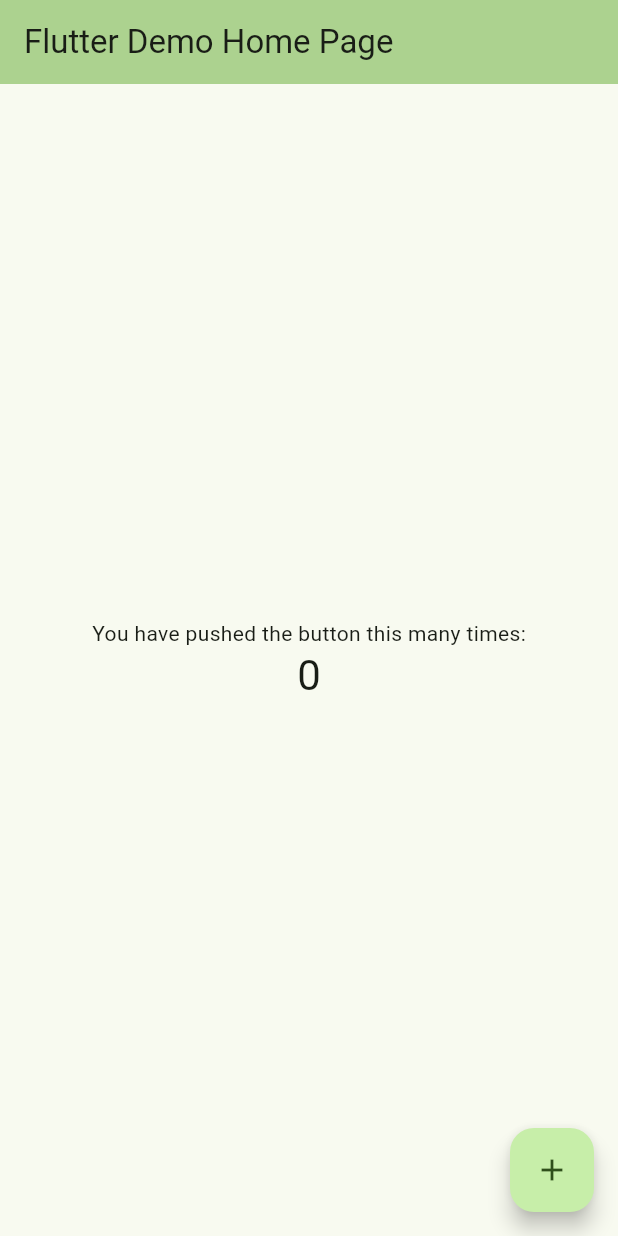
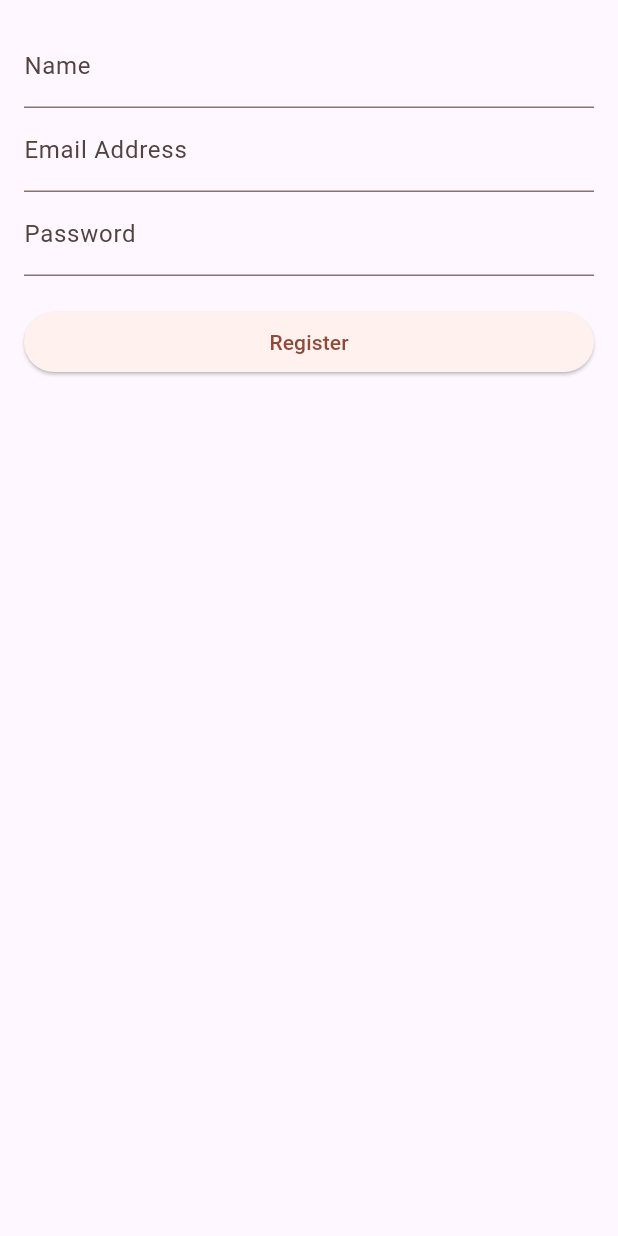
Before and after one commit to MilanFox/Fox-Tales, a Flutter app: the screen it shows after launch, on a phone screen of 412 x 824 dp. Run offline on Flutter 3.47's test engine with Material 3 defaults, Android fonts, the light colour scheme and no system bars; our stand-ins replace firebase_auth, firebase_core, flutter_dotenv; accounts and stored records are empty.

Commit message:
Basic User Registration

```diff
--- a/lib/main.dart
+++ b/lib/main.dart
@@ -2,131 +2,27 @@
 import 'package:firebase_core/firebase_core.dart';
 import 'firebase_options.dart';
 import 'package:flutter_dotenv/flutter_dotenv.dart';
+import 'package:fox_tales/screens/register_screen.dart';
 
 Future main() async {
   WidgetsFlutterBinding.ensureInitialized();
   await dotenv.load();
   await Firebase.initializeApp(options: DefaultFirebaseOptions.currentPlatform);
-  runApp(const MyApp());
+  runApp(const App());
 }
 
-class MyApp extends StatelessWidget {
-  const MyApp({super.key});
+class App extends StatelessWidget {
+  const App({super.key});
 
-  // This widget is the root of your application.
   @override
   Widget build(BuildContext context) {
     return MaterialApp(
-      title: 'Flutter Demo',
-      theme: ThemeData(
-        // This is the theme of your application.
-        //
-        // TRY THIS: Try running your application with "flutter run". You'll see
-        // the application has a blue toolbar. Then, without quitting the app,
-        // try changing the seedColor in the colorScheme below to Colors.green
-        // and then invoke "hot reload" (save your changes or press the "hot
-        // reload" button in a Flutter-supported IDE, or press "r" if you used
-        // the command line to start the app).
-        //
-        // Notice that the counter didn't reset back to zero; the application
-        // state is not lost during the reload. To reset the state, use hot
-        // restart instead.
-        //
-        // This works for code too, not just values: Most code changes can be
-        // tested with just a hot reload.
-        colorScheme:
-            ColorScheme.fromSeed(seedColor: Color.fromARGB(99, 96, 196, 15)),
-        useMaterial3: true,
+      title: 'FoxTales',
+      theme: ThemeData().copyWith(
+        colorScheme: ColorScheme.fromSeed(
+            seedColor: const Color.fromARGB(255, 191, 122, 104)),
       ),
-      home: const MyHomePage(title: 'Flutter Demo Home Page'),
+      home: const Scaffold(body: RegisterScreen()),
     );
   }
 }
-
-class MyHomePage extends StatefulWidget {
-  const MyHomePage({super.key, required this.title});
-
-  // This widget is the home page of your application. It is stateful, meaning
-  // that it has a State object (defined below) that contains fields that affect
-  // how it looks.
-
-  // This class is the configuration for the state. It holds the values (in this
-  // case the title) provided by the parent (in this case the App widget) and
-  // used by the build method of the State. Fields in a Widget subclass are
-  // always marked "final".
-
-  final String title;
-
-  @override
-  State<MyHomePage> createState() => _MyHomePageState();
-}
-
-class _MyHomePageState extends State<MyHomePage> {
-  int _counter = 0;
-
-  void _incrementCounter() {
-    setState(() {
-      // This call to setState tells the Flutter framework that something has
-      // changed in this State, which causes it to rerun the build method below
-      // so that the display can reflect the updated values. If we changed
-      // _counter without calling setState(), then the build method would not be
-      // called again, and so nothing would appear to happen.
-      _counter++;
-    });
-  }
-
-  @override
-  Widget build(BuildContext context) {
-    // This method is rerun every time setState is called, for instance as done
-    // by the _incrementCounter method above.
-    //
-    // The Flutter framework has been optimized to make rerunning build methods
-    // fast, so that you can just rebuild anything that needs updating rather
-    // than having to individually change instances of widgets.
-    return Scaffold(
-      appBar: AppBar(
-        // TRY THIS: Try changing the color here to a specific color (to
-        // Colors.amber, perhaps?) and trigger a hot reload to see the AppBar
-        // change color while the other colors stay the same.
-        backgroundColor: Theme.of(context).colorScheme.inversePrimary,
-        // Here we take the value from the MyHomePage object that was created by
-        // the App.build method, and use it to set our appbar title.
-        title: Text(widget.title),
-      ),
-      body: Center(
-        // Center is a layout widget. It takes a single child and positions it
-        // in the middle of the parent.
-        child: Column(
-          // Column is also a layout widget. It takes a list of children and
-          // arranges them vertically. By default, it sizes itself to fit its
-          // children horizontally, and tries to be as tall as its parent.
-          //
-          // Column has various properties to control how it sizes itself and
-          // how it positions its children. Here we use mainAxisAlignment to
-          // center the children vertically; the main axis here is the vertical
-          // axis because Columns are vertical (the cross axis would be
-          // horizontal).
-          //
-          // TRY THIS: Invoke "debug painting" (choose the "Toggle Debug Paint"
-          // action in the IDE, or press "p" in the console), to see the
-          // wireframe for each widget.
-          mainAxisAlignment: MainAxisAlignment.center,
-          children: <Widget>[
-            const Text(
-              'You have pushed the button this many times:',
-            ),
-            Text(
-              '$_counter',
-              style: Theme.of(context).textTheme.headlineMedium,
-            ),
-          ],
-        ),
-      ),
-      floatingActionButton: FloatingActionButton(
-        onPressed: _incrementCounter,
-        tooltip: 'Increment',
-        child: const Icon(Icons.add),
-      ), // This trailing comma makes auto-formatting nicer for build methods.
-    );
-  }
-}
--- /dev/null
+++ b/lib/screens/register_screen.dart
@@ -0,0 +1,107 @@
+import 'package:flutter/material.dart';
+import 'package:fox_tales/widgets/atoms/button.dart';
+import 'package:firebase_auth/firebase_auth.dart';
+
+final _firebase = FirebaseAuth.instance;
+
+class RegisterScreen extends StatefulWidget {
+  const RegisterScreen({Key? key});
+
+  @override
+  State<RegisterScreen> createState() {
+    return _RegisterScreenState();
+  }
+}
+
+class _RegisterScreenState extends State<RegisterScreen> {
+  final _formKey = GlobalKey<FormState>();
+
+  var _name = "";
+  var _email = "";
+  var _password = "";
+
+  void _submit() async {
+    final isValid = _formKey.currentState!.validate();
+    if (!isValid) return;
+    _formKey.currentState!.save();
+
+    try {
+      final userCredentials = await _firebase.createUserWithEmailAndPassword(
+        email: _email,
+        password: _password,
+      );
+      User user = userCredentials.user!;
+      await user.updateDisplayName(_name);
+      _formKey.currentState?.reset();
+    } on FirebaseAuthException catch (err) {
+      if (!context.mounted) return;
+      ScaffoldMessenger.of(context).clearSnackBars();
+      ScaffoldMessenger.of(context).showSnackBar(
+        SnackBar(
+          content: Text(err.message ?? 'Unknown Authntication Error.'),
+        ),
+      );
+    }
+  }
+
+  @override
+  Widget build(BuildContext context) {
+    return SingleChildScrollView(
+      child: Padding(
+        padding: const EdgeInsets.all(16),
+        child: Form(
+          key: _formKey,
+          child: Column(
+            mainAxisAlignment: MainAxisAlignment.start,
+            children: [
+              TextFormField(
+                decoration: const InputDecoration(labelText: 'Name'),
+                validator: (value) {
+                  if (value == null || value.trim().isEmpty) {
+                    return 'Invalid Name';
+                  }
+                  return null;
+                },
+                onSaved: (value) {
+                  _name = value!;
+                },
+              ),
+              TextFormField(
+                decoration: const InputDecoration(labelText: 'Email Address'),
+                keyboardType: TextInputType.emailAddress,
+                autocorrect: false,
+                textCapitalization: TextCapitalization.none,
+                validator: (value) {
+                  if (value == null ||
+                      value.trim().isEmpty ||
+                      !value.contains('@')) {
+                    return 'Invalid Email';
+                  }
+                  return null;
+                },
+                onSaved: (value) {
+                  _email = value!;
+                },
+              ),
+              TextFormField(
+                decoration: const InputDecoration(labelText: 'Password'),
+                autocorrect: false,
+                validator: (value) {
+                  if (value == null || value.trim().length < 6) {
+                    return 'Password too short. Must be 6 characters or more.';
+                  }
+                  return null;
+                },
+                onSaved: (value) {
+                  _password = value!;
+                },
+              ),
+              const SizedBox(height: 20),
+              Button('Register', _submit),
+            ],
+          ),
+        ),
+      ),
+    );
+  }
+}
--- /dev/null
+++ b/lib/widgets/atoms/button.dart
@@ -0,0 +1,19 @@
+import 'package:flutter/material.dart';
+
+class Button extends StatelessWidget {
+  final String label;
+  final void Function() onPressed;
+
+  const Button(this.label, this.onPressed);
+
+  @override
+  Widget build(BuildContext context) {
+    return Container(
+      width: double.infinity,
+      child: ElevatedButton(
+        onPressed: onPressed,
+        child: Text(label),
+      ),
+    );
+  }
+}
```
Also changed, not shown: 2 other files.
